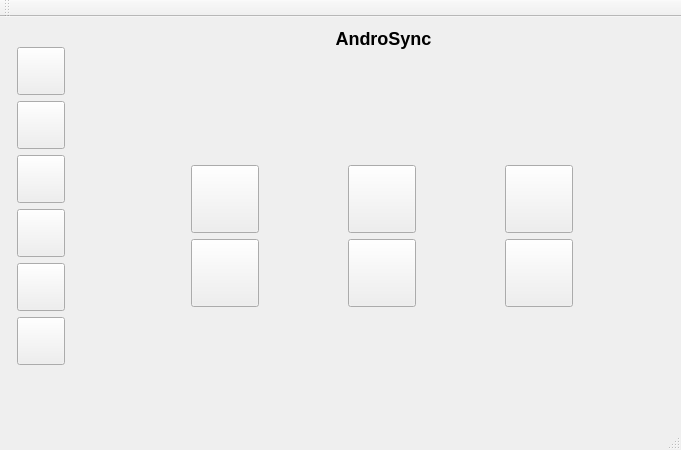
First picture: the form in server/AndroSyncServer/androsyncserver.ui, repository ReverseBitCoders/AndroSync, before the edit.
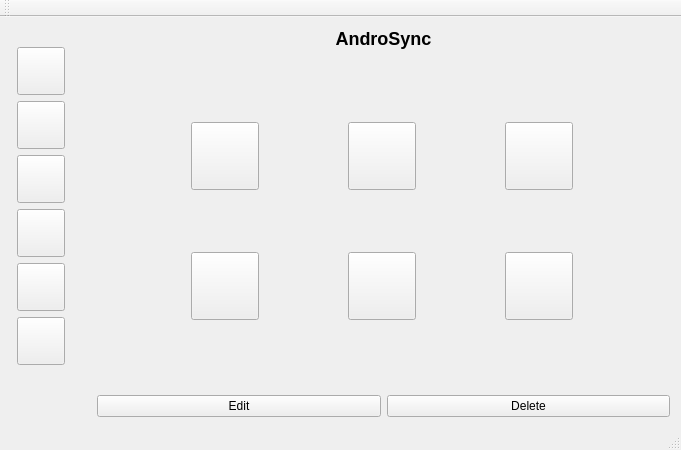
Second picture: the form after the edit. Icons and pictures are not drawn.

Commit message: Reformatted layout, added Edit, Delete buttons

Diff of the .ui file:
```diff
--- a/server/AndroSyncServer/androsyncserver.ui
+++ b/server/AndroSyncServer/androsyncserver.ui
@@ -52,8 +52,8 @@
       <widget class="QWidget" name="page_Home">
        <layout class="QVBoxLayout" name="verticalLayout">
         <item>
-         <layout class="QGridLayout" name="gridLayout">
-          <item row="0" column="0">
+         <layout class="QHBoxLayout" name="horizontalLayout_10">
+          <item>
            <widget class="QPushButton" name="pushBt_Contacts">
             <property name="minimumSize">
              <size>
@@ -82,7 +82,7 @@
             </property>
            </widget>
           </item>
-          <item row="0" column="1">
+          <item>
            <widget class="QPushButton" name="pushBt_Messages">
             <property name="minimumSize">
              <size>
@@ -114,7 +114,7 @@
             </property>
            </widget>
           </item>
-          <item row="0" column="2">
+          <item>
            <widget class="QPushButton" name="pushBt_Logs">
             <property name="minimumSize">
              <size>
@@ -143,7 +143,11 @@
             </property>
            </widget>
           </item>
-          <item row="1" column="0">
+         </layout>
+        </item>
+        <item>
+         <layout class="QHBoxLayout" name="horizontalLayout_11">
+          <item>
            <widget class="QPushButton" name="pushBt_Notes">
             <property name="minimumSize">
              <size>
@@ -172,7 +176,7 @@
             </property>
            </widget>
           </item>
-          <item row="1" column="1">
+          <item>
            <widget class="QPushButton" name="pushBt_Multimedia">
             <property name="minimumSize">
              <size>
@@ -201,7 +205,7 @@
             </property>
            </widget>
           </item>
-          <item row="1" column="2">
+          <item>
            <widget class="QPushButton" name="pushBt_Settings">
             <property name="minimumSize">
              <size>
@@ -331,6 +335,30 @@
       </widget>
      </widget>
     </item>
+    <item>
+     <layout class="QHBoxLayout" name="horizontalLayout_9">
+      <item>
+       <widget class="QPushButton" name="pushButton_Edit">
+        <property name="enabled">
+         <bool>true</bool>
+        </property>
+        <property name="text">
+         <string>Edit</string>
+        </property>
+       </widget>
+      </item>
+      <item>
+       <widget class="QPushButton" name="pushButton_Delete">
+        <property name="enabled">
+         <bool>true</bool>
+        </property>
+        <property name="text">
+         <string>Delete</string>
+        </property>
+       </widget>
+      </item>
+     </layout>
+    </item>
    </layout>
   </widget>
   <widget class="QMenuBar" name="menuBar">
```
The commit also changes 3 other files.
